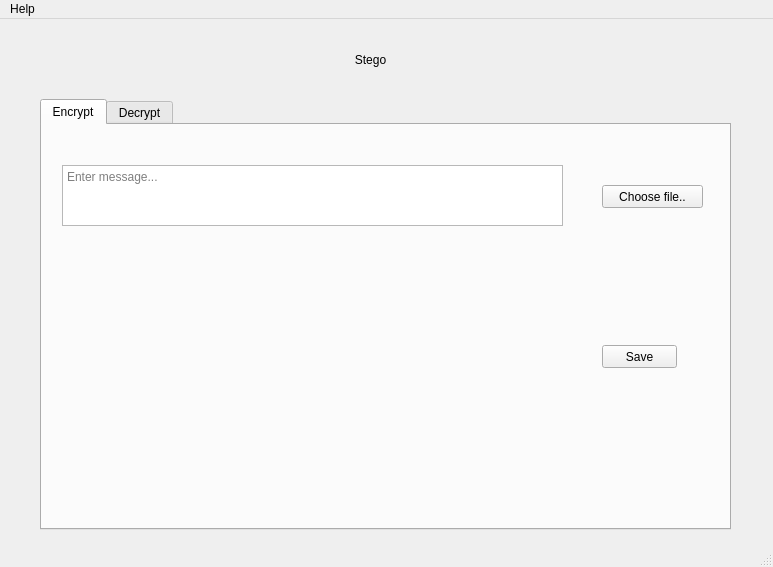
Izzyamarice/steganographyTool, file stegoTool/stegoGUI.ui: the form before one commit.
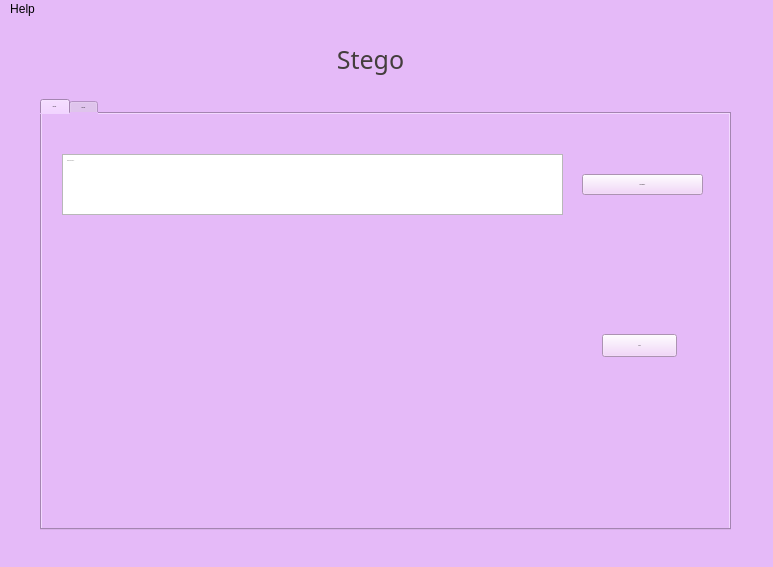
The form after the commit.

Commit message: Removed qss file to add the styling within QtDesigner

```diff
--- a/stegoTool/stegoGUI.ui
+++ b/stegoTool/stegoGUI.ui
@@ -16,6 +16,9 @@
   <property name="windowTitle">
    <string>Stego</string>
   </property>
+  <property name="styleSheet">
+   <string notr="true">background-color:rgb(229, 186, 248);</string>
+  </property>
   <widget class="QWidget" name="centralwidget">
    <widget class="QTabWidget" name="tabWidget">
     <property name="geometry">
@@ -28,14 +31,25 @@
     </property>
     <property name="font">
      <font>
-      <family>MS Shell Dlg 2</family>
+      <family>Eras Medium ITC</family>
+      <pointsize>-1</pointsize>
       <weight>50</weight>
+      <italic>false</italic>
       <bold>false</bold>
      </font>
     </property>
     <property name="cursor">
      <cursorShape>OpenHandCursor</cursorShape>
     </property>
+    <property name="styleSheet">
+     <string notr="true">background-color: #C19CD1;
+font: 15px;
+color: #443e3d;
+border: #C19CD1;
+QTabBar::tab {
+       background-color: #C19CD1; 
+   }</string>
+    </property>
     <property name="currentIndex">
      <number>0</number>
     </property>
@@ -55,6 +69,18 @@
         <height>61</height>
        </rect>
       </property>
+      <property name="font">
+       <font>
+        <family>Eras Medium ITC</family>
+        <pointsize>-1</pointsize>
+        <weight>50</weight>
+        <italic>false</italic>
+        <bold>false</bold>
+       </font>
+      </property>
+      <property name="styleSheet">
+       <string notr="true">background-color:rgb(rgb(245, 232, 254));</string>
+      </property>
       <property name="markdown">
        <string/>
       </property>
@@ -62,8 +88,8 @@
        <string>&lt;!DOCTYPE HTML PUBLIC &quot;-//W3C//DTD HTML 4.0//EN&quot; &quot;http://www.w3.org/TR/REC-html40/strict.dtd&quot;&gt;
 &lt;html&gt;&lt;head&gt;&lt;meta name=&quot;qrichtext&quot; content=&quot;1&quot; /&gt;&lt;style type=&quot;text/css&quot;&gt;
 p, li { white-space: pre-wrap; }
-&lt;/style&gt;&lt;/head&gt;&lt;body style=&quot; font-family:'MS Shell Dlg 2'; font-size:8pt; font-weight:400; font-style:normal;&quot;&gt;
-&lt;p style=&quot;-qt-paragraph-type:empty; margin-top:0px; margin-bottom:0px; margin-left:0px; margin-right:0px; -qt-block-indent:0; text-indent:0px;&quot;&gt;&lt;br /&gt;&lt;/p&gt;&lt;/body&gt;&lt;/html&gt;</string>
+&lt;/style&gt;&lt;/head&gt;&lt;body style=&quot; font-family:'Eras Medium ITC'; font-size:15px; font-weight:400; font-style:normal;&quot;&gt;
+&lt;p style=&quot;-qt-paragraph-type:empty; margin-top:0px; margin-bottom:0px; margin-left:0px; margin-right:0px; -qt-block-indent:0; text-indent:0px; font-family:'MS Shell Dlg 2'; font-size:8pt;&quot;&gt;&lt;br /&gt;&lt;/p&gt;&lt;/body&gt;&lt;/html&gt;</string>
       </property>
       <property name="placeholderText">
        <string>Enter message...</string>
@@ -78,9 +104,21 @@
         <height>23</height>
        </rect>
       </property>
+      <property name="font">
+       <font>
+        <family>Eras Medium ITC</family>
+        <pointsize>-1</pointsize>
+        <weight>50</weight>
+        <italic>false</italic>
+        <bold>false</bold>
+       </font>
+      </property>
       <property name="cursor">
        <cursorShape>OpenHandCursor</cursorShape>
       </property>
+      <property name="styleSheet">
+       <string notr="true">background-color: rgb(241, 206, 249);</string>
+      </property>
       <property name="text">
        <string>Save</string>
       </property>
@@ -88,15 +126,27 @@
      <widget class="QPushButton" name="fileChooserTab1">
       <property name="geometry">
        <rect>
-        <x>560</x>
+        <x>540</x>
         <y>60</y>
-        <width>101</width>
-        <height>23</height>
+        <width>121</width>
+        <height>21</height>
        </rect>
       </property>
+      <property name="font">
+       <font>
+        <family>Eras Medium ITC</family>
+        <pointsize>-1</pointsize>
+        <weight>50</weight>
+        <italic>false</italic>
+        <bold>false</bold>
+       </font>
+      </property>
       <property name="cursor">
        <cursorShape>OpenHandCursor</cursorShape>
       </property>
+      <property name="styleSheet">
+       <string notr="true">background-color: rgb(241, 206, 249);</string>
+      </property>
       <property name="text">
        <string>Choose file..</string>
       </property>
@@ -197,6 +247,22 @@
       <height>41</height>
      </rect>
     </property>
+    <property name="font">
+     <font>
+      <family>Eras Medium ITC</family>
+      <pointsize>-1</pointsize>
+      <weight>50</weight>
+      <italic>false</italic>
+      <bold>false</bold>
+     </font>
+    </property>
+    <property name="acceptDrops">
+     <bool>false</bool>
+    </property>
+    <property name="styleSheet">
+     <string notr="true">font: 25px;
+ color: #443e3d;</string>
+    </property>
     <property name="text">
      <string>Stego</string>
     </property>
```
Left out of the diff: 39 changed lines with no effect on the pictures. The commit also changes 2 other files.
